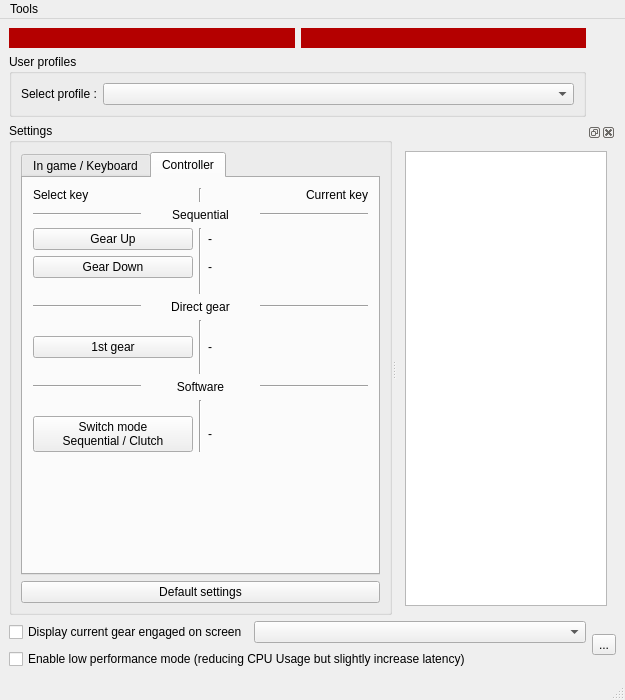
Old version of the form BrokenTC2/mainwindow.ui in the repository BrokenGameNoob/BrokenTC2.
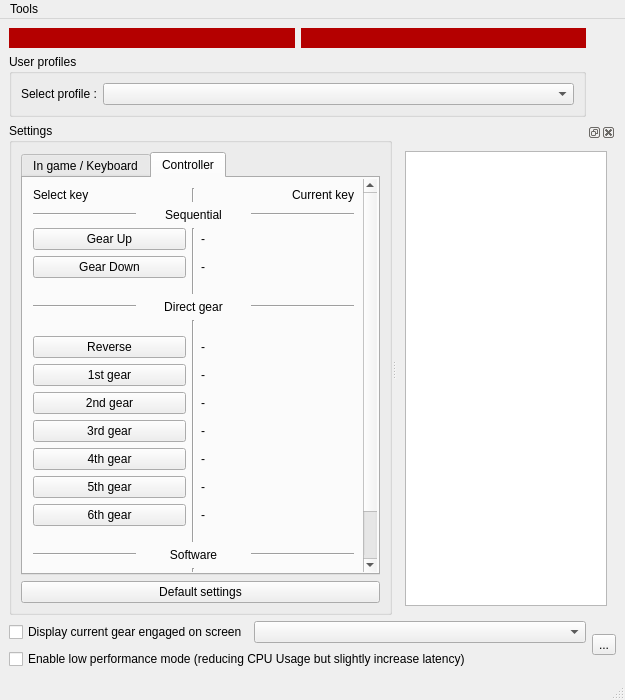
New version of the form. Icons and pictures are not drawn. Custom widgets are drawn as their Qt base class.

Commit message: added one controller button for each gear

The edit to the form file:
```diff
--- a/BrokenTC2/mainwindow.ui
+++ b/BrokenTC2/mainwindow.ui
@@ -582,9 +582,9 @@
             <property name="geometry">
              <rect>
               <x>0</x>
-              <y>0</y>
+              <y>-173</y>
               <width>336</width>
-              <height>368</height>
+              <height>584</height>
              </rect>
             </property>
             <property name="minimumSize">
@@ -600,6 +600,74 @@
 </string>
             </property>
             <layout class="QGridLayout" name="gridLayout_3">
+             <item row="2" column="2">
+              <widget class="QLabel" name="lbl_btn_GUp">
+               <property name="text">
+                <string>-</string>
+               </property>
+              </widget>
+             </item>
+             <item row="11" column="0">
+              <widget class="QPushButton" name="pb_selectButton_gear4">
+               <property name="text">
+                <string>4th gear</string>
+               </property>
+              </widget>
+             </item>
+             <item row="4" column="0">
+              <spacer name="verticalSpacer_10">
+               <property name="orientation">
+                <enum>Qt::Vertical</enum>
+               </property>
+               <property name="sizeType">
+                <enum>QSizePolicy::Minimum</enum>
+               </property>
+               <property name="sizeHint" stdset="0">
+                <size>
+                 <width>20</width>
+                 <height>10</height>
+                </size>
+               </property>
+              </spacer>
+             </item>
+             <item row="0" column="2">
+              <widget class="QLabel" name="lbl_disp_currKey_2">
+               <property name="sizePolicy">
+                <sizepolicy hsizetype="Preferred" vsizetype="Maximum">
+                 <horstretch>0</horstretch>
+                 <verstretch>0</verstretch>
+                </sizepolicy>
+               </property>
+               <property name="text">
+                <string>Current key</string>
+               </property>
+               <property name="alignment">
+                <set>Qt::AlignRight|Qt::AlignTrailing|Qt::AlignVCenter</set>
+               </property>
+              </widget>
+             </item>
+             <item row="17" column="2">
+              <widget class="QLabel" name="lbl_btn_switchMode">
+               <property name="text">
+                <string>-</string>
+               </property>
+              </widget>
+             </item>
+             <item row="17" column="0">
+              <widget class="QPushButton" name="pb_selectButton_switchMode">
+               <property name="text">
+                <string>Switch mode
+Sequential / Clutch</string>
+               </property>
+              </widget>
+             </item>
+             <item row="12" column="0">
+              <widget class="QPushButton" name="pb_selectButton_gear5">
+               <property name="text">
+                <string>5th gear</string>
+               </property>
+              </widget>
+             </item>
              <item row="2" column="0">
               <widget class="QPushButton" name="pb_selectButton_GUp">
                <property name="text">
@@ -607,52 +675,6 @@
                </property>
               </widget>
              </item>
-             <item row="6" column="1" rowspan="3">
-              <widget class="Line" name="line_9">
-               <property name="orientation">
-                <enum>Qt::Vertical</enum>
-               </property>
-              </widget>
-             </item>
-             <item row="7" column="0">
-              <widget class="QPushButton" name="pb_selectButton_firstGear">
-               <property name="text">
-                <string>1st gear</string>
-               </property>
-              </widget>
-             </item>
-             <item row="8" column="0">
-              <spacer name="verticalSpacer_7">
-               <property name="orientation">
-                <enum>Qt::Vertical</enum>
-               </property>
-               <property name="sizeType">
-                <enum>QSizePolicy::Minimum</enum>
-               </property>
-               <property name="sizeHint" stdset="0">
-                <size>
-                 <width>20</width>
-                 <height>10</height>
-                </size>
-               </property>
-              </spacer>
-             </item>
-             <item row="4" column="0">
-              <spacer name="verticalSpacer_10">
-               <property name="orientation">
-                <enum>Qt::Vertical</enum>
-               </property>
-               <property name="sizeType">
-                <enum>QSizePolicy::Minimum</enum>
-               </property>
-               <property name="sizeHint" stdset="0">
-                <size>
-                 <width>20</width>
-                 <height>10</height>
-                </size>
-               </property>
-              </spacer>
-             </item>
              <item row="2" column="1" rowspan="3">
               <widget class="Line" name="line_3">
                <property name="orientation">
@@ -660,12 +682,28 @@
                </property>
               </widget>
              </item>
-             <item row="10" column="1" rowspan="2">
-              <widget class="Line" name="line_8">
+             <item row="7" column="0">
+              <widget class="QPushButton" name="pb_selectButton_gearR">
+               <property name="text">
+                <string>Reverse</string>
+               </property>
+              </widget>
+             </item>
+             <item row="6" column="0">
+              <spacer name="verticalSpacer_9">
                <property name="orientation">
                 <enum>Qt::Vertical</enum>
                </property>
-              </widget>
+               <property name="sizeType">
+                <enum>QSizePolicy::Minimum</enum>
+               </property>
+               <property name="sizeHint" stdset="0">
+                <size>
+                 <width>20</width>
+                 <height>10</height>
+                </size>
+               </property>
+              </spacer>
              </item>
              <item row="3" column="0">
               <widget class="QPushButton" name="pb_selectButton_GDown">
@@ -674,7 +712,95 @@
                </property>
               </widget>
              </item>
-             <item row="12" column="0" colspan="3">
+             <item row="16" column="0">
+              <spacer name="verticalSpacer_8">
+               <property name="orientation">
+                <enum>Qt::Vertical</enum>
+               </property>
+               <property name="sizeType">
+                <enum>QSizePolicy::Minimum</enum>
+               </property>
+               <property name="sizeHint" stdset="0">
+                <size>
+                 <width>20</width>
+                 <height>10</height>
+                </size>
+               </property>
+              </spacer>
+             </item>
+             <item row="5" column="0" colspan="3">
+              <layout class="QHBoxLayout" name="hlay_directGearSep">
+               <item>
+                <widget class="Line" name="line_16">
+                 <property name="orientation">
+                  <enum>Qt::Horizontal</enum>
+                 </property>
+                </widget>
+               </item>
+               <item>
+                <widget class="QLabel" name="lbl_disp_directGearSep">
+                 <property name="text">
+                  <string>Direct gear</string>
+                 </property>
+                 <property name="alignment">
+                  <set>Qt::AlignCenter</set>
+                 </property>
+                </widget>
+               </item>
+               <item>
+                <widget class="Line" name="line_15">
+                 <property name="orientation">
+                  <enum>Qt::Horizontal</enum>
+                 </property>
+                </widget>
+               </item>
+              </layout>
+             </item>
+             <item row="8" column="0">
+              <widget class="QPushButton" name="pb_selectButton_gear1">
+               <property name="text">
+                <string>1st gear</string>
+               </property>
+              </widget>
+             </item>
+             <item row="8" column="2">
+              <widget class="QLabel" name="lbl_btn_gear1">
+               <property name="text">
+                <string>-</string>
+               </property>
+              </widget>
+             </item>
+             <item row="14" column="0">
+              <spacer name="verticalSpacer_7">
+               <property name="orientation">
+                <enum>Qt::Vertical</enum>
+               </property>
+               <property name="sizeType">
+                <enum>QSizePolicy::Minimum</enum>
+               </property>
+               <property name="sizeHint" stdset="0">
+                <size>
+                 <width>20</width>
+                 <height>10</height>
+                </size>
+               </property>
+              </spacer>
+             </item>
+             <item row="3" column="2">
+              <widget class="QLabel" name="lbl_btn_GDown">
+               <property name="text">
+                <string>-</string>
+               </property>
+              </widget>
+             </item>
+             <item row="10" column="0">
+              <widget class="QPushButton" name="pb_selectButton_gear3">
+               <property name="text">
+                <string>3rd gear</string>
+               </property>
+              </widget>
+             </item>
+             <item row="18" column="0" colspan="3">
               <spacer name="verticalSpacer_2">
                <property name="orientation">
                 <enum>Qt::Vertical</enum>
@@ -690,78 +816,20 @@
                </property>
               </spacer>
              </item>
-             <item row="3" column="2">
-              <widget class="QLabel" name="lbl_btn_GDown">
+             <item row="9" column="0">
+              <widget class="QPushButton" name="pb_selectButton_gear2">
                <property name="text">
-                <string>-</string>
+                <string>2nd gear</string>
                </property>
               </widget>
              </item>
-             <item row="0" column="1">
-              <widget class="Line" name="line_18">
+             <item row="6" column="1" rowspan="9">
+              <widget class="Line" name="line_9">
                <property name="orientation">
                 <enum>Qt::Vertical</enum>
                </property>
               </widget>
              </item>
-             <item row="2" column="2">
-              <widget class="QLabel" name="lbl_btn_GUp">
-               <property name="text">
-                <string>-</string>
-               </property>
-              </widget>
-             </item>
-             <item row="0" column="2">
-              <widget class="QLabel" name="lbl_disp_currKey_2">
-               <property name="sizePolicy">
-                <sizepolicy hsizetype="Preferred" vsizetype="Maximum">
-                 <horstretch>0</horstretch>
-                 <verstretch>0</verstretch>
-                </sizepolicy>
-               </property>
-               <property name="text">
-                <string>Current key</string>
-               </property>
-               <property name="alignment">
-                <set>Qt::AlignRight|Qt::AlignTrailing|Qt::AlignVCenter</set>
-               </property>
-              </widget>
-             </item>
-             <item row="7" column="2">
-              <widget class="QLabel" name="lbl_btn_firstGear">
-               <property name="text">
-                <string>-</string>
-               </property>
-              </widget>
-             </item>
-             <item row="9" column="0" colspan="3">
-              <layout class="QHBoxLayout" name="hlay_joySoftSettSep">
-               <item>
-                <widget class="Line" name="line_20">
-                 <property name="orientation">
-                  <enum>Qt::Horizontal</enum>
-                 </property>
-                </widget>
-               </item>
-               <item>
-                <widget class="QLabel" name="lbl_disp_joySoftSettSep">
-                 <property name="text">
-                  <string>Software</string>
-                 </property>
-                 <property name="alignment">
-                  <set>Qt::AlignCenter</set>
-                 </property>
-                </widget>
-               </item>
-               <item>
-                <widget class="Line" name="line_19">
-                 <property name="orientation">
-                  <enum>Qt::Horizontal</enum>
-                 </property>
-                </widget>
-               </item>
-              </layout>
-             </item>
              <item row="1" column="0" colspan="3">
               <layout class="QHBoxLayout" name="hlay_seqSep">
                <item>
@@ -790,29 +858,41 @@
                </item>
               </layout>
              </item>
-             <item row="10" column="0">
-              <spacer name="verticalSpacer_8">
+             <item row="16" column="1" rowspan="2">
+              <widget class="Line" name="line_8">
                <property name="orientation">
                 <enum>Qt::Vertical</enum>
                </property>
-               <property name="sizeType">
-                <enum>QSizePolicy::Minimum</enum>
-               </property>
-               <property name="sizeHint" stdset="0">
-                <size>
-                 <width>20</width>
-                 <height>10</height>
-                </size>
-               </property>
-              </spacer>
-             </item>
-             <item row="11" column="2">
-              <widget class="QLabel" name="lbl_btn_switchMode">
-               <property name="text">
-                <string>-</string>
-               </property>
               </widget>
              </item>
+             <item row="15" column="0" colspan="3">
+              <layout class="QHBoxLayout" name="hlay_joySoftSettSep">
+               <item>
+                <widget class="Line" name="line_20">
+                 <property name="orientation">
+                  <enum>Qt::Horizontal</enum>
+                 </property>
+                </widget>
+               </item>
+               <item>
+                <widget class="QLabel" name="lbl_disp_joySoftSettSep">
+                 <property name="text">
+                  <string>Software</string>
+                 </property>
+                 <property name="alignment">
+                  <set>Qt::AlignCenter</set>
+                 </property>
+                </widget>
+               </item>
+               <item>
+                <widget class="Line" name="line_19">
+                 <property name="orientation">
+                  <enum>Qt::Horizontal</enum>
+                 </property>
+                </widget>
+               </item>
+              </layout>
+             </item>
              <item row="0" column="0">
               <widget class="QLabel" name="lbl_disp_selectButton">
                <property name="sizePolicy">
@@ -826,55 +906,59 @@
                </property>
               </widget>
              </item>
-             <item row="5" column="0" colspan="3">
-              <layout class="QHBoxLayout" name="hlay_directGearSep">
-               <item>
-                <widget class="Line" name="line_16">
-                 <property name="orientation">
-                  <enum>Qt::Horizontal</enum>
-                 </property>
-                </widget>
-               </item>
-               <item>
-                <widget class="QLabel" name="lbl_disp_directGearSep">
-                 <property name="text">
-                  <string>Direct gear</string>
-                 </property>
-                 <property name="alignment">
-                  <set>Qt::AlignCenter</set>
-                 </property>
-                </widget>
-               </item>
-               <item>
-                <widget class="Line" name="line_15">
-                 <property name="orientation">
-                  <enum>Qt::Horizontal</enum>
-                 </property>
-                </widget>
-               </item>
-              </layout>
-             </item>
-             <item row="6" column="0">
-              <spacer name="verticalSpacer_9">
+             <item row="0" column="1">
+              <widget class="Line" name="line_18">
                <property name="orientation">
                 <enum>Qt::Vertical</enum>
                </property>
-               <property name="sizeType">
-                <enum>QSizePolicy::Minimum</enum>
+              </widget>
+             </item>
+             <item row="13" column="0">
+              <widget class="QPushButton" name="pb_selectButton_gear6">
+               <property name="text">
+                <string>6th gear</string>
                </property>
-               <property name="sizeHint" stdset="0">
-                <size>
-                 <width>20</width>
-                 <height>10</height>
-                </size>
+              </widget>
+             </item>
+             <item row="7" column="2">
+              <widget class="QLabel" name="lbl_btn_gearR">
+               <property name="text">
+                <string>-</string>
                </property>
-              </spacer>
+              </widget>
              </item>
-             <item row="11" column="0">
-              <widget class="QPushButton" name="pb_selectButton_switchMode">
+             <item row="9" column="2">
+              <widget class="QLabel" name="lbl_btn_gear2">
                <property name="text">
-                <string>Switch mode
-Sequential / Clutch</string>
+                <string>-</string>
+               </property>
+              </widget>
+             </item>
+             <item row="10" column="2">
+              <widget class="QLabel" name="lbl_btn_gear3">
+               <property name="text">
+                <string>-</string>
+               </property>
+              </widget>
+             </item>
+             <item row="11" column="2">
+              <widget class="QLabel" name="lbl_btn_gear4">
+               <property name="text">
+                <string>-</string>
+               </property>
+              </widget>
+             </item>
+             <item row="12" column="2">
+              <widget class="QLabel" name="lbl_btn_gear5">
+               <property name="text">
+                <string>-</string>
+               </property>
+              </widget>
+             </item>
+             <item row="13" column="2">
+              <widget class="QLabel" name="lbl_btn_gear6">
+               <property name="text">
+                <string>-</string>
                </property>
               </widget>
              </item>
```
The commit also changes 3 other files.
